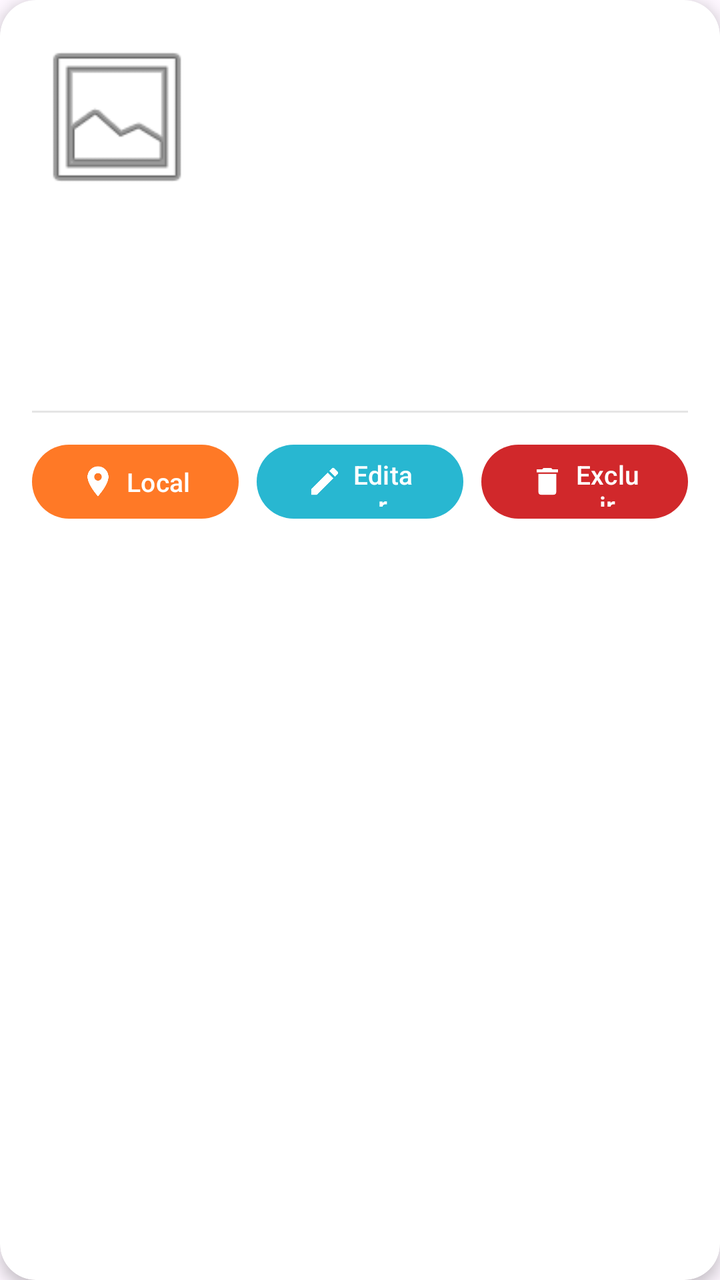
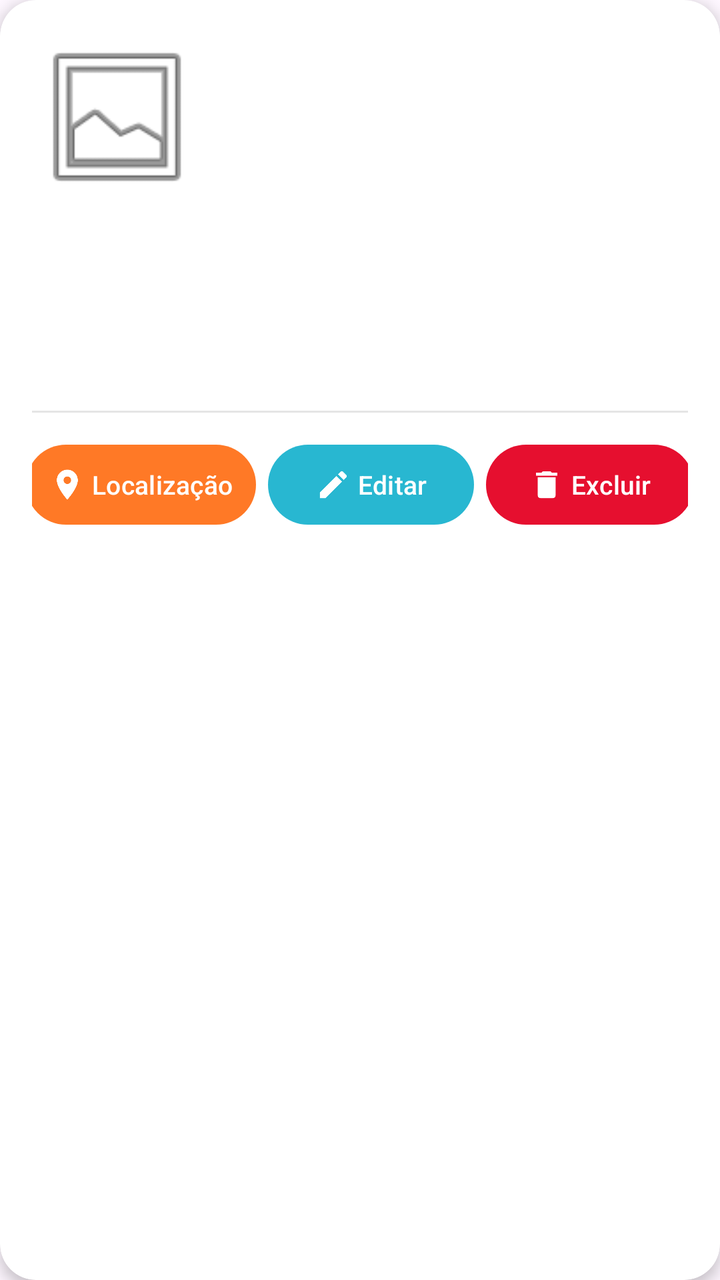

Screens rendered from an Android XML layout before and after an edit, with the pre-edit source and the edit as a unified diff.
<!-- AndroidManifest.xml: application theme Theme.CaesPerdidos -->
<!-- res/layout/item_cachorro.xml -->
<?xml version="1.0" encoding="utf-8"?>
<androidx.cardview.widget.CardView
    xmlns:android="http://schemas.android.com/apk/res/android"
    xmlns:app="http://schemas.android.com/apk/res-auto"
    android:layout_width="match_parent"
    android:layout_height="wrap_content"
    android:layout_marginHorizontal="16dp"
    android:layout_marginVertical="8dp"
    app:cardCornerRadius="18dp"
    app:cardBackgroundColor="#FFFFFF"
    app:cardElevation="4dp">

    <LinearLayout
        android:layout_width="match_parent"
        android:layout_height="wrap_content"
        android:orientation="vertical"
        android:padding="16dp">


        <LinearLayout
            android:layout_width="match_parent"
            android:layout_height="wrap_content"
            android:orientation="horizontal"
            android:gravity="top">

            <ImageView
                android:id="@+id/imgDog"
                android:layout_width="85dp"
                android:layout_height="85dp"
                android:layout_marginEnd="16dp"
                android:scaleType="centerCrop"
                android:src="@android:drawable/ic_menu_gallery"
                android:contentDescription="Foto do cachorro" />

            <LinearLayout
                android:layout_width="0dp"
                android:layout_height="wrap_content"
                android:layout_weight="1"
                android:orientation="vertical">

                <TextView
                    android:id="@+id/txtNome"
                    android:layout_width="match_parent"
                    android:layout_height="wrap_content"
                    android:textSize="21sp"
                    android:textStyle="bold"
                    android:textColor="#333333"
                    android:maxLines="1"
                    android:ellipsize="end" />

                <TextView
                    android:id="@+id/txtRaca"
                    android:layout_width="match_parent"
                    android:layout_height="wrap_content"
                    android:layout_marginTop="5dp"
                    android:textSize="14sp"
                    android:textColor="#666666" />

                <TextView
                    android:id="@+id/txtCor"
                    android:layout_width="match_parent"
                    android:layout_height="wrap_content"
                    android:layout_marginTop="3dp"
                    android:textSize="14sp"
                    android:textColor="#666666" />

                <TextView
                    android:id="@+id/txtDescricao"
                    android:layout_width="match_parent"
                    android:layout_height="wrap_content"
                    android:layout_marginTop="3dp"
                    android:textSize="14sp"
                    android:textColor="#666666"
                    android:maxLines="2"
                    android:ellipsize="end" />

            </LinearLayout>

        </LinearLayout>


        <TextView
            android:id="@+id/txtLocalizacao"
            android:layout_width="match_parent"
            android:layout_height="wrap_content"
            android:layout_marginTop="12dp"
            android:textSize="14sp"
            android:textColor="#555555"
            android:maxLines="2"
            android:ellipsize="end" />


        <TextView
            android:id="@+id/txtTelefone"
            android:layout_width="match_parent"
            android:layout_height="wrap_content"
            android:layout_marginTop="5dp"
            android:textSize="14sp"
            android:textColor="#555555" />


        <TextView
            android:id="@+id/txtTutor"
            android:layout_width="match_parent"
            android:layout_height="wrap_content"
            android:layout_marginTop="5dp"
            android:textSize="14sp"
            android:textColor="#555555" />


        <View
            android:layout_width="match_parent"
            android:layout_height="1dp"
            android:layout_marginTop="14dp"
            android:layout_marginBottom="12dp"
            android:background="#E5E5E5" />

        <LinearLayout
            android:layout_width="match_parent"
            android:layout_height="wrap_content"
            android:orientation="horizontal"
            android:gravity="center">

            <com.google.android.material.button.MaterialButton
                android:id="@+id/btnMapa"
                android:layout_width="0dp"
                android:layout_height="45dp"
                android:layout_weight="1"
                android:layout_marginEnd="6dp"
                android:text="Local"
                android:textColor="#FFFFFF"
                android:textSize="13sp"
                android:textAllCaps="false"
                app:icon="@drawable/location"
                app:iconTint="#FFFFFF"
                app:iconGravity="textStart"
                app:iconPadding="5dp"
                app:cornerRadius="20dp"
                app:backgroundTint="#FF7926" />

            <com.google.android.material.button.MaterialButton
                android:id="@+id/btnEditar"
                android:layout_width="0dp"
                android:layout_height="45dp"
                android:layout_weight="1"
                android:layout_marginHorizontal="3dp"
                android:text="Editar"
                android:textColor="#FFFFFF"
                android:textSize="13sp"
                android:textAllCaps="false"
                app:icon="@drawable/edit"
                app:iconTint="#FFFFFF"
                app:iconGravity="textStart"
                app:iconPadding="5dp"
                app:cornerRadius="20dp"
                app:backgroundTint="#28B7D1" />

            <com.google.android.material.button.MaterialButton
                android:id="@+id/btnExcluir"
                android:layout_width="0dp"
                android:layout_height="45dp"
                android:layout_weight="1"
                android:layout_marginStart="6dp"
                android:text="Excluir"
                android:textColor="#FFFFFF"
                android:textSize="13sp"
                android:textAllCaps="false"
                app:icon="@drawable/trash"
                app:iconTint="#FFFFFF"
                app:iconGravity="textStart"
                app:iconPadding="5dp"
                app:cornerRadius="20dp"
                app:backgroundTint="#D1282B" />

        </LinearLayout>

    </LinearLayout>

</androidx.cardview.widget.CardView>
<!-- resources referenced by this layout -->
<resources>
  <!-- drawable edit (drawable) -->
  <vector xmlns:android="http://schemas.android.com/apk/res/android" android:height="24dp" android:tint="#FFFFFF" android:viewportHeight="24" android:viewportWidth="24" android:width="24dp">
        
      <path android:fillColor="@android:color/white" android:pathData="M3,17.25V21h3.75L17.81,9.94l-3.75,-3.75L3,17.25zM20.71,7.04c0.39,-0.39 0.39,-1.02 0,-1.41l-2.34,-2.34c-0.39,-0.39 -1.02,-0.39 -1.41,0l-1.83,1.83 3.75,3.75 1.83,-1.83z"/>
      
  </vector>
  <!-- drawable location (drawable) -->
  <vector xmlns:android="http://schemas.android.com/apk/res/android" android:height="24dp" android:tint="#FFFFFF" android:viewportHeight="24" android:viewportWidth="24" android:width="24dp">
        
      <path android:fillColor="@android:color/white" android:pathData="M12,2C8.13,2 5,5.13 5,9c0,5.25 7,13 7,13s7,-7.75 7,-13c0,-3.87 -3.13,-7 -7,-7zM12,11.5c-1.38,0 -2.5,-1.12 -2.5,-2.5s1.12,-2.5 2.5,-2.5 2.5,1.12 2.5,2.5 -1.12,2.5 -2.5,2.5z"/>
      
  </vector>
  <!-- drawable trash (drawable) -->
  <vector xmlns:android="http://schemas.android.com/apk/res/android" android:height="24dp" android:tint="#FFFFFF" android:viewportHeight="24" android:viewportWidth="24" android:width="24dp">
        
      <path android:fillColor="@android:color/white" android:pathData="M6,19c0,1.1 0.9,2 2,2h8c1.1,0 2,-0.9 2,-2V7H6v12zM19,4h-3.5l-1,-1h-5l-1,1H5v2h14V4z"/>
      
  </vector>
  <style name="Theme.CaesPerdidos" parent="Base.Theme.CaesPerdidos" />
  <style name="Base.Theme.CaesPerdidos" parent="Theme.Material3.DayNight.NoActionBar">
          
          
      </style>
</resources>

<!-- the commit's change to res/layout/item_cachorro.xml (unified diff, before → after) -->
@@ -123,54 +123,58 @@
 
             <com.google.android.material.button.MaterialButton
                 android:id="@+id/btnMapa"
-                android:layout_width="0dp"
-                android:layout_height="45dp"
-                android:layout_weight="1"
-                android:layout_marginEnd="6dp"
-                android:text="Local"
+                android:layout_width="115dp"
+                android:layout_height="48dp"
+                android:layout_marginEnd="4dp"
+                android:layout_weight="0"
+                android:paddingStart="5dp"
+                android:paddingEnd="5dp"
+                android:text="Localização"
+                android:textAllCaps="false"
                 android:textColor="#FFFFFF"
                 android:textSize="13sp"
-                android:textAllCaps="false"
+                app:backgroundTint="#FF7926"
+                app:cornerRadius="20dp"
                 app:icon="@drawable/location"
-                app:iconTint="#FFFFFF"
                 app:iconGravity="textStart"
-                app:iconPadding="5dp"
-                app:cornerRadius="20dp"
-                app:backgroundTint="#FF7926" />
+                app:iconPadding="3dp"
+                app:iconTint="#FFFFFF" />
 
             <com.google.android.material.button.MaterialButton
                 android:id="@+id/btnEditar"
-                android:layout_width="0dp"
-                android:layout_height="45dp"
-                android:layout_weight="1"
-                android:layout_marginHorizontal="3dp"
+                android:layout_width="103dp"
+                android:layout_height="48dp"
+                android:layout_marginHorizontal="2dp"
+                android:paddingStart="5dp"
+                android:paddingEnd="5dp"
                 android:text="Editar"
+                android:textAllCaps="false"
                 android:textColor="#FFFFFF"
                 android:textSize="13sp"
-                android:textAllCaps="false"
+                app:backgroundTint="#28B7D1"
+                app:cornerRadius="20dp"
                 app:icon="@drawable/edit"
-                app:iconTint="#FFFFFF"
                 app:iconGravity="textStart"
-                app:iconPadding="5dp"
-                app:cornerRadius="20dp"
-                app:backgroundTint="#28B7D1" />
+                app:iconPadding="3dp"
+                app:iconTint="#FFFFFF" />
 
             <com.google.android.material.button.MaterialButton
                 android:id="@+id/btnExcluir"
-                android:layout_width="0dp"
-                android:layout_height="45dp"
-                android:layout_weight="1"
-                android:layout_marginStart="6dp"
+                android:layout_width="104dp"
+                android:layout_height="48dp"
+                android:layout_marginStart="4dp"
+                android:paddingStart="5dp"
+                android:paddingEnd="5dp"
                 android:text="Excluir"
+                android:textAllCaps="false"
                 android:textColor="#FFFFFF"
                 android:textSize="13sp"
-                android:textAllCaps="false"
+                app:backgroundTint="#E60F2F"
+                app:cornerRadius="20dp"
                 app:icon="@drawable/trash"
-                app:iconTint="#FFFFFF"
                 app:iconGravity="textStart"
-                app:iconPadding="5dp"
-                app:cornerRadius="20dp"
-                app:backgroundTint="#D1282B" />
+                app:iconPadding="3dp"
+                app:iconTint="#FFFFFF" />
 
         </LinearLayout>
 
